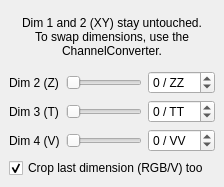
This is src/qt/FrameSelectWidget.ui in flowexpert/charon as Qt 5 draws it before an edit. The edited form follows.
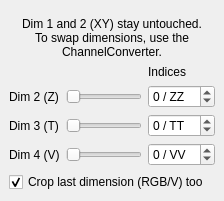
This is the edited form.

Commit message: fixed some threading issues with FrameSelect

What changed in the file:
```diff
--- a/src/qt/FrameSelectWidget.ui
+++ b/src/qt/FrameSelectWidget.ui
@@ -7,7 +7,7 @@
     <x>0</x>
     <y>0</y>
     <width>224</width>
-    <height>187</height>
+    <height>201</height>
    </rect>
   </property>
   <property name="features">
@@ -21,27 +21,14 @@
   </property>
   <widget class="QWidget" name="dockWidgetContents">
    <layout class="QGridLayout" name="gridLayout">
-    <item row="0" column="0" colspan="3">
-     <widget class="QLabel" name="label">
-      <property name="text">
-       <string>Dim 1 and 2 (XY) stay untouched.&lt;br&gt;To swap dimensions, use the ChannelConverter.</string>
-      </property>
-      <property name="alignment">
-       <set>Qt::AlignCenter</set>
-      </property>
-      <property name="wordWrap">
-       <bool>true</bool>
-      </property>
-     </widget>
-    </item>
-    <item row="1" column="0">
+    <item row="3" column="0">
      <widget class="QLabel" name="label2">
       <property name="text">
        <string>Dim 2 (Z)</string>
       </property>
      </widget>
     </item>
-    <item row="1" column="1">
+    <item row="3" column="1">
      <widget class="QSlider" name="slider2">
       <property name="tracking">
        <bool>false</bool>
@@ -51,7 +38,7 @@
       </property>
      </widget>
     </item>
-    <item row="1" column="2">
+    <item row="3" column="2">
      <widget class="QSpinBox" name="spinBox2">
       <property name="wrapping">
        <bool>true</bool>
@@ -61,14 +48,14 @@
       </property>
      </widget>
     </item>
-    <item row="2" column="0">
+    <item row="4" column="0">
      <widget class="QLabel" name="label3">
       <property name="text">
        <string>Dim 3 (T)</string>
       </property>
      </widget>
     </item>
-    <item row="2" column="1">
+    <item row="4" column="1">
      <widget class="QSlider" name="slider3">
       <property name="tracking">
        <bool>false</bool>
@@ -78,7 +65,7 @@
       </property>
      </widget>
     </item>
-    <item row="2" column="2">
+    <item row="4" column="2">
      <widget class="QSpinBox" name="spinBox3">
       <property name="wrapping">
        <bool>true</bool>
@@ -88,14 +75,14 @@
       </property>
      </widget>
     </item>
-    <item row="3" column="0">
+    <item row="5" column="0">
      <widget class="QLabel" name="label4">
       <property name="text">
        <string>Dim 4 (V)</string>
       </property>
      </widget>
     </item>
-    <item row="3" column="1">
+    <item row="5" column="1">
      <widget class="QSlider" name="slider4">
       <property name="tracking">
        <bool>false</bool>
@@ -105,7 +92,7 @@
       </property>
      </widget>
     </item>
-    <item row="3" column="2">
+    <item row="5" column="2">
      <widget class="QSpinBox" name="spinBox4">
       <property name="wrapping">
        <bool>true</bool>
@@ -115,7 +102,7 @@
       </property>
      </widget>
     </item>
-    <item row="4" column="0" colspan="3">
+    <item row="6" column="0" colspan="3">
      <widget class="QCheckBox" name="checkCropV">
       <property name="text">
        <string>Crop last dimension (RGB/V) too</string>
@@ -125,6 +112,39 @@
       </property>
      </widget>
     </item>
+    <item row="1" column="0" colspan="3">
+     <widget class="QLabel" name="label">
+      <property name="text">
+       <string>Dim 1 and 2 (XY) stay untouched.&lt;br&gt;To swap dimensions, use the ChannelConverter.</string>
+      </property>
+      <property name="alignment">
+       <set>Qt::AlignCenter</set>
+      </property>
+      <property name="wordWrap">
+       <bool>true</bool>
+      </property>
+     </widget>
+    </item>
+    <item row="2" column="2">
+     <widget class="QLabel" name="label_2">
+      <property name="text">
+       <string>Indices</string>
+      </property>
+     </widget>
+    </item>
+    <item row="0" column="0">
+     <spacer name="verticalSpacer">
+      <property name="orientation">
+       <enum>Qt::Vertical</enum>
+      </property>
+      <property name="sizeHint" stdset="0">
+       <size>
+        <width>20</width>
+        <height>40</height>
+       </size>
+      </property>
+     </spacer>
+    </item>
    </layout>
   </widget>
  </widget>
```
The commit also changes 2 other files.
